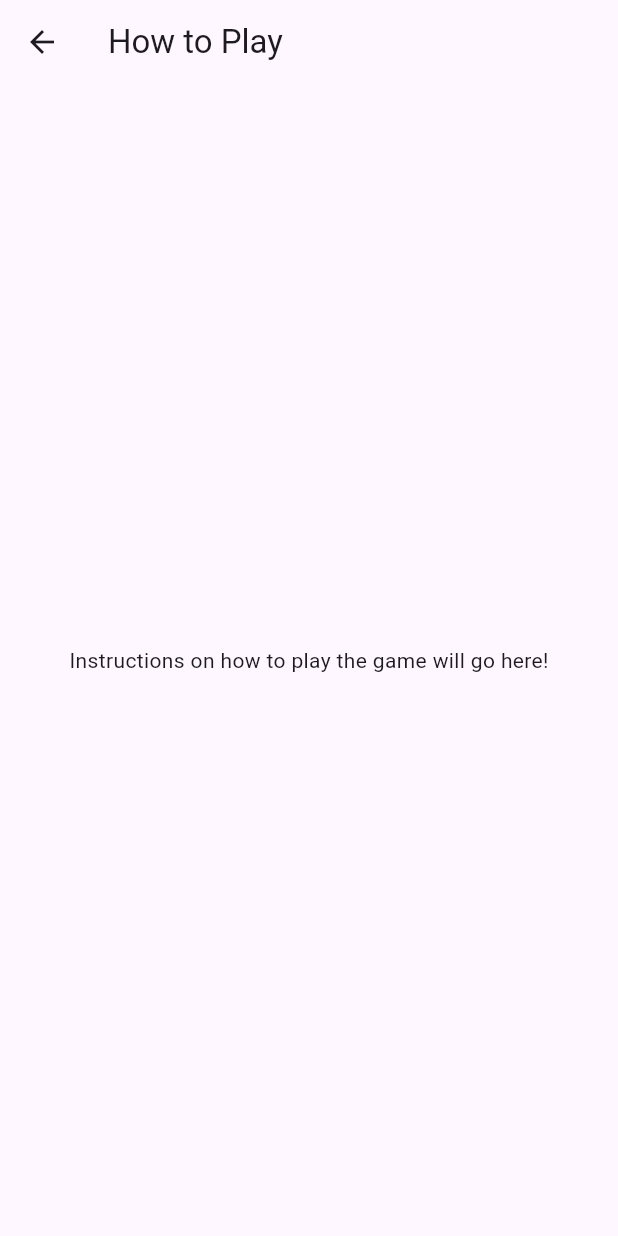
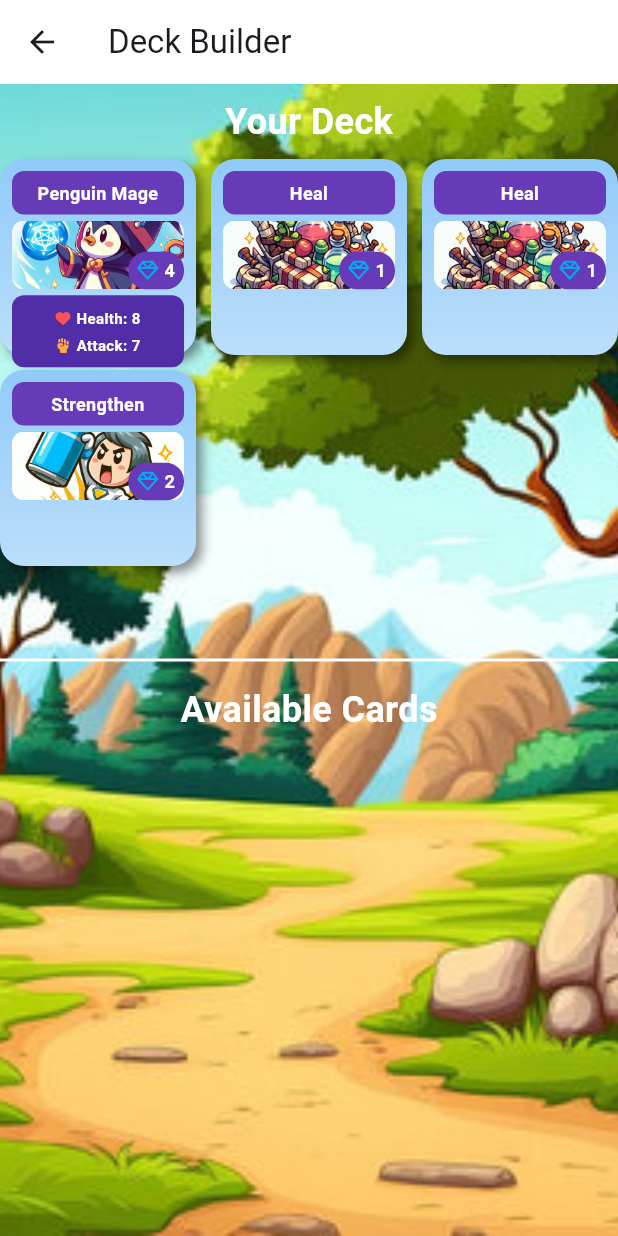
Before and after one commit to DaanJanssen12/CardBattleGame, a Flutter app: the screen it shows after launch, after a tap on an icon or button, on a phone screen of 412 x 824 dp. Run offline on Flutter 3.47's test engine with Material 3 defaults, Android fonts, the phone set to English and light mode, and no system bars; our stand-ins replace audioplayers, font_awesome_flutter; accounts and stored records are empty.

Commit message:
DeckBuilder W.I.P.

```diff
--- a/card_battle_game/lib/models/card.dart
+++ b/card_battle_game/lib/models/card.dart
@@ -9,10 +9,12 @@
   int cost;
   String? shortDescription;
   String? fullDescription;
+  late bool isInDeck;
 
   GameCard(this.name, this.imagePath, this.cost, this.shortDescription,
       this.fullDescription) {
     id = Uuid().v4();
+    isInDeck = false;
   }
 
   bool isMonster() => type == 'Monster';
--- a/card_battle_game/lib/models/card_database.dart
+++ b/card_battle_game/lib/models/card_database.dart
@@ -13,7 +13,8 @@
 
     List<GameCard> returnCards = [];
     for (var id in cardIds) {
-      returnCards.add(filteredCards.firstWhere((w) => w.id == id));
+      var card = filteredCards.firstWhere((w) => w.id == id).clone();
+      returnCards.add(card);
     }
     return returnCards;
   }
--- a/card_battle_game/lib/models/user_storage.dart
+++ b/card_battle_game/lib/models/user_storage.dart
@@ -5,25 +5,49 @@
 import 'package:card_battle_game/models/card_database.dart';
 import 'package:card_battle_game/models/player.dart';
 import 'package:flutter/services.dart';
+import 'package:path_provider/path_provider.dart';
 
 class UserStorage {
-  static String filePath = 'assets/user_data.json';
+  static String fileName = 'user_data.json';
+
+  static Future<String> _getFilePath() async {
+    final directory = await getApplicationDocumentsDirectory();
+    return '${directory.path}/$fileName';
+  }
 
   static Future<UserData> getUserData() async {
-    final String jsonString = await rootBundle.loadString(filePath);
-    final dynamic jsonResponse = json.decode(jsonString);
+    final filePath = await _getFilePath();
+    final file = File(filePath);
 
-    return UserData.fromJson(jsonResponse);
+    if (await file.exists()) {
+      // Read existing file
+      final String jsonString = await file.readAsString();
+      final dynamic jsonResponse = json.decode(jsonString);
+      return UserData.fromJson(jsonResponse);
+    } else {
+      // First time: Load from assets & create file
+      final String jsonString =
+          await rootBundle.loadString('assets/user_data.json');
+      final dynamic jsonResponse = json.decode(jsonString);
+
+      await file
+          .writeAsString(json.encode(jsonResponse)); // Save to writable storage
+      return UserData.fromJson(jsonResponse);
+    }
   }
 
-  static Future<void> saveUserData(UserData userData) async{
-     final file = File(filePath);
-  await file.writeAsString(jsonEncode(userData.toJson()));
+  static Future<void> saveUserData(UserData userData) async {
+    final filePath = await _getFilePath();
+    final file = File(filePath);
+    var jsonStr = jsonEncode(userData.toJson());
+
+    await file.writeAsString(jsonStr);
   }
 
-  static Future<void> setName(String name) async{
+  static Future<void> setName(String name) async {
     var data = await getUserData();
     data.name = name;
+    await saveUserData(data);
   }
 }
 
@@ -38,7 +62,7 @@
     return data;
   }
 
-  Map<String, dynamic> toJson(){
+  Map<String, dynamic> toJson() {
     return {
       'name': name,
       'deck': deck.toJson(),
@@ -57,16 +81,21 @@
   Deck();
   factory Deck.fromJson(Map<String, dynamic> json) {
     var data = Deck();
-    data.cards = (json['cards'] as List<dynamic>).map((m) => m.toString()).toList();
+    data.cards =
+        (json['cards'] as List<dynamic>).map((m) => m.toString()).toList();
     return data;
   }
-  Map<String, dynamic> toJson(){
+  Map<String, dynamic> toJson() {
     return {
       'cards': cards,
     };
   }
 
   Future<List<GameCard>> asDeck() async {
-    return await CardDatabase.getCards(cards);
+    var deck = await CardDatabase.getCards(cards);
+    for (var card in deck) {
+      card.isInDeck = true;
+    }
+    return deck;
   }
 }
--- /dev/null
+++ b/card_battle_game/lib/screens/deck_builder_screen.dart
@@ -0,0 +1,147 @@
+import 'package:card_battle_game/models/card.dart';
+import 'package:card_battle_game/models/user_storage.dart';
+import 'package:flutter/material.dart';
+import 'package:card_battle_game/widgets/card_widget.dart'; // Your existing card widget
+
+class DeckBuilderScreen extends StatefulWidget {
+  const DeckBuilderScreen({super.key, required this.userData});
+  final UserData userData;
+
+  @override
+  _DeckBuilderScreenState createState() => _DeckBuilderScreenState();
+}
+
+class _DeckBuilderScreenState extends State<DeckBuilderScreen> {
+  List<GameCard> deck = []; // List of card IDs in the deck
+  List<GameCard> availableCards = [];
+
+  @override
+  void initState() {
+    super.initState();
+    _loadData();
+  }
+
+  void _loadData() async {
+    deck = await widget.userData.deck.asDeck();
+    setState(() {});
+  }
+
+  @override
+  Widget build(BuildContext context) {
+    return Scaffold(
+      appBar: AppBar(
+        title: Text("Deck Builder"),
+        backgroundColor: Colors.white,  // Change to suit your design
+      ),
+      body: Stack(
+        fit: StackFit.expand,
+        children: [
+          // Background Image
+          Image.asset(
+            'assets/images/background.jpg',
+            fit: BoxFit.cover,
+          ),
+          Column(
+            children: [
+              // Deck Column (your deck of cards)
+              Expanded(
+                child: DragTarget<GameCard>(
+                  onWillAccept: (card) {
+                    return !card!.isInDeck;
+                  },
+                  onAccept: (card) {
+                    setState(() {
+                      availableCards.remove(card);
+                      deck.add(card);
+                      card.isInDeck = true;
+                    });
+                  },
+                  builder: (context, candidateData, rejectedData) {
+                    return _buildCardList(deck, "Your Deck", true);
+                  },
+                ),
+              ),
+              Divider(thickness: 2, color: Colors.white),
+              // Available Cards Column
+              Expanded(
+                child: DragTarget<GameCard>(
+                  onWillAccept: (card) {
+                    return card!.isInDeck;
+                  },
+                  onAccept: (card) {
+                    setState(() {
+                      deck.remove(card);
+                      availableCards.add(card);
+                      card.isInDeck = false;
+                    });
+                  },
+                  builder: (context, candidateData, rejectedData) {
+                    return _buildCardList(availableCards, "Available Cards", false);
+                  },
+                ),
+              ),
+            ],
+          ),
+        ],
+      ),
+    );
+  }
+
+  Widget _buildCardList(List<GameCard> cards, String title, bool isDeck) {
+    return Column(
+      children: [
+        Padding(
+          padding: const EdgeInsets.all(8.0),
+          child: Text(
+            title,
+            style: TextStyle(fontSize: 24, fontWeight: FontWeight.bold, color: Colors.white),
+          ),
+        ),
+        // Wrap the GridView with Expanded to provide it a bounded height
+        Expanded(
+          child: LayoutBuilder(
+            builder: (context, constraints) {
+              // Calculate the width of each card based on screen width and 3 items per row
+              double cardWidth = (constraints.maxWidth - 40) / 3; // Subtract 40 for spacing
+              double cardHeight = cardWidth * 1.5; // Height scales proportionally based on width
+
+              return GridView.builder(
+                gridDelegate: SliverGridDelegateWithFixedCrossAxisCount(
+                  crossAxisCount: 3, // 3 items per row
+                  crossAxisSpacing: 10, // Space between the cards horizontally
+                  mainAxisSpacing: 10,  // Space between the cards vertically
+                ),
+                itemCount: cards.length,
+                itemBuilder: (context, index) {
+                  return Draggable<GameCard>(
+                    data: cards[index],
+                    feedback: Material(
+                      child: SizedBox(
+                        width: cardWidth,
+                        height: cardHeight,
+                        child: CardWidget(card: cards[index]),
+                      ),
+                    ),
+                    childWhenDragging: Opacity(
+                      opacity: 0.5,
+                      child: SizedBox(
+                        width: cardWidth,
+                        height: cardHeight,
+                        child: CardWidget(card: cards[index]),
+                      ),
+                    ),
+                    child: SizedBox(
+                      width: cardWidth,
+                      height: cardHeight,
+                      child: CardWidget(card: cards[index]),
+                    ),
+                  );
+                },
+              );
+            },
+          ),
+        ),
+      ],
+    );
+  }
+}
--- a/card_battle_game/lib/screens/main_menu.dart
+++ b/card_battle_game/lib/screens/main_menu.dart
@@ -1,11 +1,34 @@
+import 'package:card_battle_game/models/user_storage.dart';
+import 'package:card_battle_game/screens/deck_builder_screen.dart';
 import 'package:card_battle_game/screens/game_screen.dart';
 import 'package:card_battle_game/screens/how_to_play_screen.dart';
 import 'package:card_battle_game/screens/user_profile_screen.dart';
 import 'package:flutter/material.dart';
 import 'package:font_awesome_flutter/font_awesome_flutter.dart';
 
-class MainMenu extends StatelessWidget {
+class MainMenu extends StatefulWidget {
   const MainMenu({super.key});
+
+  @override
+  _MainMenuState createState() => _MainMenuState();
+}
+
+class _MainMenuState extends State<MainMenu> {
+  UserData? _userData; // Store user data
+
+  @override
+  void initState() {
+    super.initState();
+    _loadUserData();
+  }
+
+  /// Fetch user data when the screen loads
+  Future<void> _loadUserData() async {
+    final userData = await UserStorage.getUserData();
+    setState(() {
+      _userData = userData;
+    });
+  }
 
   @override
   Widget build(BuildContext context) {
@@ -32,19 +55,19 @@
                   onPressed: () {
                     Navigator.push(
                       context,
-                      MaterialPageRoute(builder: (context) => UserProfileScreen()),
+                      MaterialPageRoute(builder: (context) => UserProfileScreen(userData: _userData!)),
                     );
                   },
                 ),
                 SizedBox(width: 10),
                 // Deck Builder Button
                 _buildRoundButton(
-                  icon: FontAwesomeIcons.database, // You can use Icons.deck or another relevant icon
+                  icon: FontAwesomeIcons.database,
                   color: Colors.green,
                   onPressed: () {
                     Navigator.push(
                       context,
-                      MaterialPageRoute(builder: (context) => HowToPlayScreen()),
+                      MaterialPageRoute(builder: (context) => DeckBuilderScreen(userData: _userData!)),
                     );
                   },
                 ),
@@ -74,6 +97,7 @@
                   child: Text('Start Game!'),
                 ),
                 SizedBox(height: 20),
+
                 // How to Play Button
                 ElevatedButton(
                   onPressed: () {
--- a/card_battle_game/pubspec.yaml
+++ b/card_battle_game/pubspec.yaml
@@ -13,6 +13,7 @@
   font_awesome_flutter: ^10.5.0
   audioplayers: ^6.1.1
   uuid: ^3.0.4
+  path_provider: ^2.1.5
 
 dev_dependencies:
   flutter_test:
```
Also changed, not shown: card_battle_game/lib/screens/user_profile_screen.dart (+34 -20 lines), card_battle_game/pubspec.lock.
